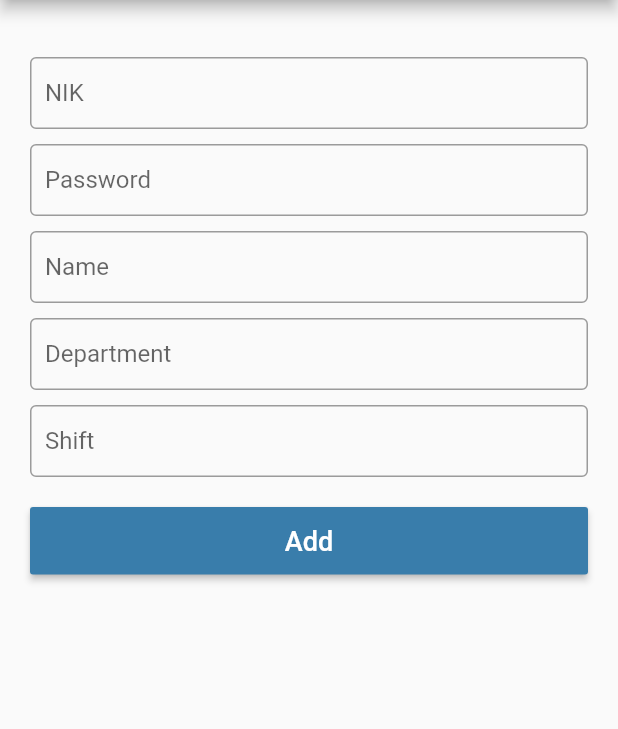
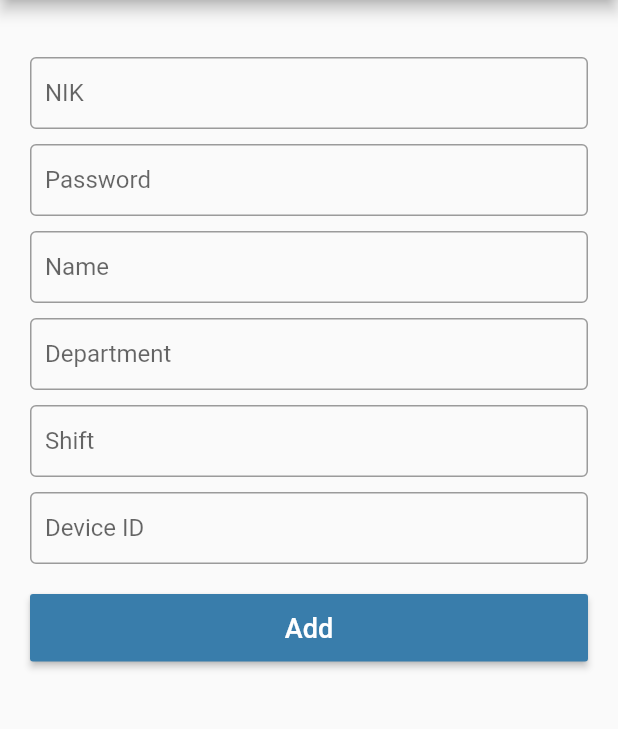
Before and after one commit to rendifajri/attendance_mgi_mobile, a Flutter app: the UserAdd screen opened directly, on a phone screen of 412 x 824 dp, the part 84-813 px from its top. Run offline on Flutter 3.47's test engine with Material 2 defaults, Android fonts, the phone set to English and light mode, and no system bars; our stand-ins replace device_info, file_picker, flutter_speed_dial, geolocator, shared_preferences; accounts and stored records are empty; network calls fail.

```diff
--- a/lib/helpers/config.dart
+++ b/lib/helpers/config.dart
@@ -1,6 +1,6 @@
 class RenConfig {
   static String renTitle = "MGI Attendance";
   //static String renApiUrl = "http://192.168.43.193/rendi/attendance_mgi/public";
-  //static String renApiUrl = "http://192.168.1.28/rendi/attendance_mgi/public";
-  static String renApiUrl = "https://rendifajri.com/attendance_mgi/public";
+  static String renApiUrl = "http://192.168.1.20/rendi/attendance_mgi/public";
+  // static String renApiUrl = "https://rendifajri.com/attendance_mgi/public";
 }
--- a/lib/views/main_menu/home_user.dart
+++ b/lib/views/main_menu/home_user.dart
@@ -165,7 +165,7 @@ class _HomeUserState extends State<HomeUser> {
         setState(() {
           body['message'].forEach(
             (k, v) => {
-              for (var res_loop in v) {textError += res_loop + '\n'}
+              for (var resLoop in v) {textError += resLoop + '\n'}
             },
           );
           textError = textError.substring(0, textError.length - 2);
--- a/lib/views/user_add.dart
+++ b/lib/views/user_add.dart
@@ -16,6 +16,7 @@ class _UserAddState extends State<UserAdd> {
   TextEditingController nameController = TextEditingController();
   TextEditingController departmentController = TextEditingController();
   TextEditingController shiftController = TextEditingController();
+  TextEditingController deviceidController = TextEditingController();
   String textError = '';
 
   addAction() async {
@@ -36,6 +37,7 @@ class _UserAddState extends State<UserAdd> {
           'name': nameController.text,
           'department': departmentController.text,
           'shift': shiftController.text,
+          'device_id': deviceidController.text,
         }),
       ).timeout(Duration(seconds: 3));
       var body = json.decode(response.body);
@@ -46,7 +48,7 @@ class _UserAddState extends State<UserAdd> {
         setState(() {
           body['message'].forEach(
             (k, v) => {
-              for (var res_loop in v) {textError += res_loop + '\n'}
+              for (var resLoop in v) {textError += resLoop + '\n'}
             },
           );
           textError = textError.substring(0, textError.length - 2);
@@ -140,6 +142,17 @@ class _UserAddState extends State<UserAdd> {
               ),
             ),
             Container(
+              padding: EdgeInsets.fromLTRB(10, 10, 10, 0),
+              child: TextField(
+                controller: deviceidController,
+                decoration: InputDecoration(
+                  border: OutlineInputBorder(),
+                  labelText: 'Device ID',
+                  contentPadding: EdgeInsets.fromLTRB(10, 0, 10, 0),
+                ),
+              ),
+            ),
+            Container(
               height: 65,
               padding: EdgeInsets.fromLTRB(10, 20, 10, 0),
               child: MaterialButton(
--- a/lib/views/user_import.dart
+++ b/lib/views/user_import.dart
@@ -63,7 +63,7 @@ class _UserImportState extends State<UserImport> {
         setState(() {
           body['message'].forEach(
             (k, v) => {
-              for (var res_loop in v) {textError += res_loop + '\n'}
+              for (var resLoop in v) {textError += resLoop + '\n'}
             },
           );
           textError = textError.substring(0, textError.length - 2);
--- a/pubspec.yaml
+++ b/pubspec.yaml
@@ -36,6 +36,7 @@ dependencies:
   geolocator: ^7.6.2
   geocoding: ^2.0.1
   url_launcher: ^6.0.10
+  device_info: 2.0.3
 
 dev_dependencies:
   flutter_launcher_icons: "^0.9.2"
```
Also changed, not shown: lib/views/login.dart (+72 -1 lines), lib/views/user_edit.dart (+16 -3 lines), pubspec.lock, 2 other files.
